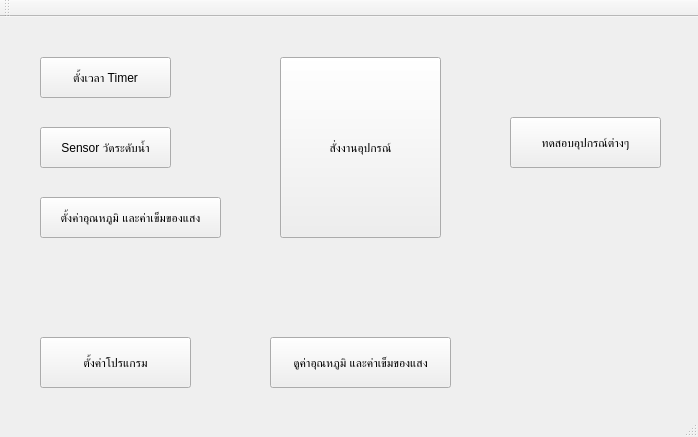
Qt form mainwindow.ui (eploentham/TimerWater) before a commit.
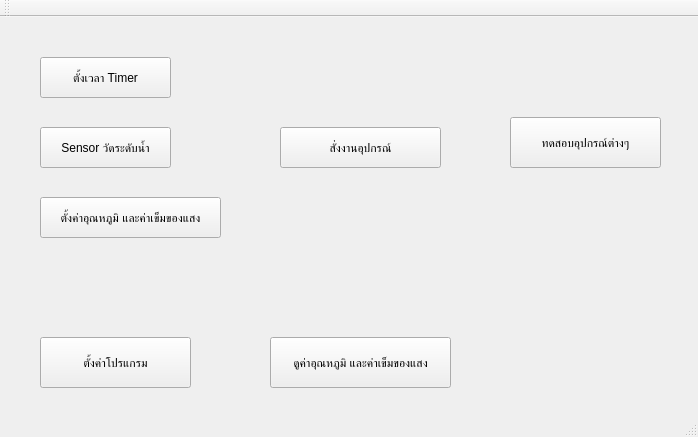
The same form after that commit.

Patch:
```diff
--- a/mainwindow.ui
+++ b/mainwindow.ui
@@ -99,9 +99,9 @@
     <property name="geometry">
      <rect>
       <x>280</x>
-      <y>40</y>
+      <y>110</y>
       <width>161</width>
-      <height>181</height>
+      <height>41</height>
      </rect>
     </property>
     <property name="text">
```
